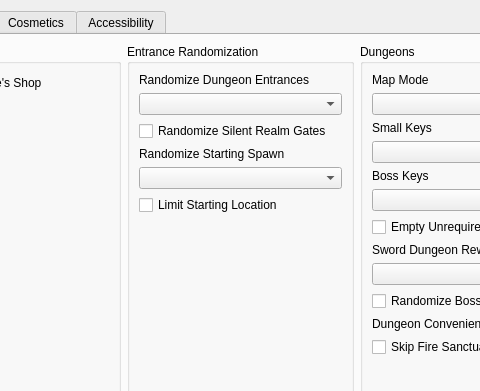
Old version of the form gui/randogui.ui in the repository ssrando/ssrando; both pictures show x 594 to 1074 and y 0 to 391 of the 1202 by 759 pixel window.
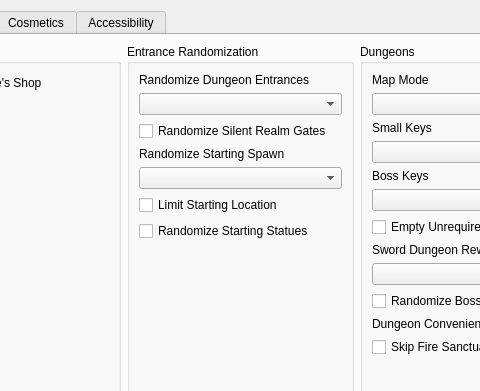
New version of the form. The open tabs and pages were chosen to show the change.

Commit message: statue sanity

What changed in the file:
```diff
--- a/gui/randogui.ui
+++ b/gui/randogui.ui
@@ -879,6 +879,13 @@
                </property>
               </widget>
              </item>
+             <item>
+              <widget class="QCheckBox" name="option_random_start_statues">
+               <property name="text">
+                <string>Randomize Starting Statues</string>
+               </property>
+              </widget>
+             </item>
              <item>
               <spacer name="vspace_entrance_rando">
                <property name="orientation">
```
The commit also changes 13 other files.
